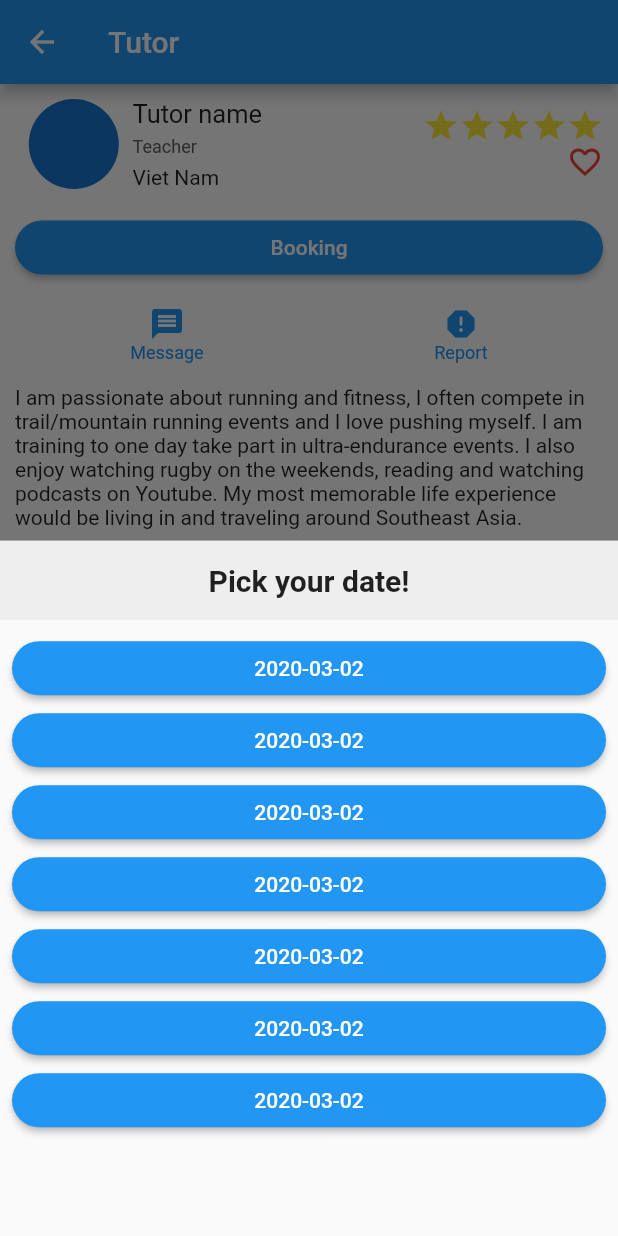
After one commit to DuytheTeacher/advanced-mobile-development, a Flutter app: the TutorDetail screen opened by its route, after a tap on "Booking", on a phone screen of 412 x 824 dp. The commit adds this screen. Run offline on Flutter 3.47's test engine with Material 2 defaults, Android fonts, the phone set to English and light mode, and no system bars; network calls fail.

Commit message:
Duy | Mockup UI of Tutor Detail

```diff
--- a/lib/main.dart
+++ b/lib/main.dart
@@ -2,6 +2,7 @@ import 'package:advanced_mobile_dev/widgets/screens/authentication/forgot-passwo
 import 'package:advanced_mobile_dev/widgets/screens/authentication/login.dart';
 import 'package:advanced_mobile_dev/widgets/screens/authentication/register.dart';
 import 'package:advanced_mobile_dev/widgets/screens/tabs/tab-bar.dart';
+import 'package:advanced_mobile_dev/widgets/screens/tutors/tutor-detail.dart';
 
 import 'package:flutter/material.dart';
 
@@ -26,6 +27,8 @@ class MyApp extends StatelessWidget {
             const Register(title: 'Register'),
         '/forgot-password': (BuildContext context) =>
             const ForgotPassword(title: 'Forgot Password'),
+        '/tutor-detail': (BuildContext context) =>
+            const TutorDetail(title: 'Tutor')
       },
       home: const MyHomePage(title: 'LetTutor'),
     );
--- a/lib/widgets/common/tutor-card.dart
+++ b/lib/widgets/common/tutor-card.dart
@@ -61,11 +61,18 @@ class _TutorCardState extends State<TutorCard> {
       padding: const EdgeInsets.only(bottom: 10),
       child: Row(
         children: <Widget>[
-          const Expanded(
+          Expanded(
               flex: 1,
               child: CircleAvatar(
-                backgroundImage: NetworkImage(
-                    'https://api.app.lettutor.com/avatar/4d54d3d7-d2a9-42e5-97a2-5ed38af5789aavatar1627913015850.00'),
+                child: ClipOval(
+                  child: Image.network(
+                    'https://api.app.lettutor.com/avatar/4d54d3d7-d2a9-42e5-97a2-5ed38af5789aavatar1627913015850.00',
+                    width: 45,
+                    height: 45,
+                    fit: BoxFit.cover,
+                  ),
+                ),
+                radius: 30,
               )),
           Expanded(
             flex: 6,
@@ -107,12 +114,17 @@ class _TutorCardState extends State<TutorCard> {
 
   @override
   Widget build(BuildContext context) {
-    return Card(
-      elevation: 5,
-      child: Padding(
-        padding: const EdgeInsets.all(10),
-        child: Column(
-          children: [_tutorInfo(), _tutorDescription()],
+    return GestureDetector(
+      onTap: () {
+        Navigator.pushNamed(context, '/tutor-detail');
+      },
+      child: Card(
+        elevation: 5,
+        child: Padding(
+          padding: const EdgeInsets.all(10),
+          child: Column(
+            children: [_tutorInfo(), _tutorDescription()],
+          ),
         ),
       ),
     );
--- a/lib/widgets/screens/tabs/tutor-list.dart
+++ b/lib/widgets/screens/tabs/tutor-list.dart
@@ -68,7 +68,7 @@ class _TurtorListState extends State<TurtorList> {
     return SizedBox(
       height: 483.4,
       child: ListView.separated(
-        padding: const EdgeInsets.all(8),
+        padding: const EdgeInsets.symmetric(vertical: 8),
         itemCount: 3,
         itemBuilder: (BuildContext context, int index) {
           return const Center(child: TutorCard());
--- /dev/null
+++ b/lib/widgets/screens/tutors/tutor-detail.dart
@@ -0,0 +1,488 @@
+import 'package:flutter/material.dart';
+
+class TutorDetail extends StatefulWidget {
+  const TutorDetail({Key? key, required this.title}) : super(key: key);
+
+  final String title;
+
+  @override
+  _TutorDetailState createState() => _TutorDetailState();
+}
+
+class _TutorDetailState extends State<TutorDetail> {
+  List<String> languagesList = ['English', 'Vietnamese'];
+  List<String> specialitiesList = [
+    'English of business',
+    'Conversational',
+    'English for kids',
+    'IELTS',
+    'TOEIC'
+  ];
+  String interest =
+      'I loved the weather, the scenery and the laid-back lifestyle of the locals.';
+  String experience =
+      'I have more than 10 years of teaching english experience';
+
+  _generateStars(double iconSize) {
+    return Row(
+      mainAxisAlignment: MainAxisAlignment.end,
+      children: [
+        Icon(
+          Icons.star,
+          color: Colors.yellow,
+          size: iconSize,
+        ),
+        Icon(
+          Icons.star,
+          color: Colors.yellow,
+          size: iconSize,
+        ),
+        Icon(
+          Icons.star,
+          color: Colors.yellow,
+          size: iconSize,
+        ),
+        Icon(
+          Icons.star,
+          color: Colors.yellow,
+          size: iconSize,
+        ),
+        Icon(
+          Icons.star,
+          color: Colors.yellow,
+          size: iconSize,
+        ),
+      ],
+    );
+  }
+
+  _tutorInfo() {
+    return Row(
+      children: <Widget>[
+        Expanded(
+            flex: 2,
+            child: CircleAvatar(
+              child: ClipOval(
+                child: Image.network(
+                  'https://api.app.lettutor.com/avatar/4d54d3d7-d2a9-42e5-97a2-5ed38af5789aavatar1627913015850.00',
+                  width: 60,
+                  height: 60,
+                  fit: BoxFit.cover,
+                ),
+              ),
+              radius: 30,
+            )),
+        Expanded(
+            flex: 4,
+            child: Column(
+              mainAxisAlignment: MainAxisAlignment.center,
+              crossAxisAlignment: CrossAxisAlignment.start,
+              children: const <Widget>[
+                Text(
+                  'Tutor name',
+                  style: TextStyle(fontSize: 17),
+                ),
+                Padding(
+                  padding: EdgeInsets.symmetric(vertical: 5),
+                  child: Text(
+                    'Teacher',
+                    style: TextStyle(fontSize: 12, color: Color(0xFF616161)),
+                  ),
+                ),
+                Text('Viet Nam')
+              ],
+            )),
+        Expanded(
+            flex: 4,
+            child: Column(
+              crossAxisAlignment: CrossAxisAlignment.end,
+              mainAxisAlignment: MainAxisAlignment.spaceBetween,
+              children: <Widget>[
+                _generateStars(24),
+                const Icon(
+                  Icons.favorite_outline,
+                  color: Colors.red,
+                )
+              ],
+            ))
+      ],
+    );
+  }
+
+  _actionsGroup() {
+    return Row(
+      mainAxisAlignment: MainAxisAlignment.spaceAround,
+      children: <Widget>[
+        Column(
+          mainAxisAlignment: MainAxisAlignment.center,
+          crossAxisAlignment: CrossAxisAlignment.center,
+          children: [
+            Icon(
+              Icons.message,
+              color: Theme.of(context).primaryColor,
+            ),
+            Text(
+              'Message',
+              style: TextStyle(
+                  fontSize: 12, color: Theme.of(context).primaryColor),
+            ),
+          ],
+        ),
+        Column(
+          mainAxisAlignment: MainAxisAlignment.center,
+          crossAxisAlignment: CrossAxisAlignment.center,
+          children: [
+            Icon(
+              Icons.report,
+              color: Theme.of(context).primaryColor,
+            ),
+            Text(
+              'Report',
+              style: TextStyle(
+                  fontSize: 12, color: Theme.of(context).primaryColor),
+            ),
+          ],
+        )
+      ],
+    );
+  }
+
+  _tutorDescription() {
+    return const Padding(
+      padding: EdgeInsets.symmetric(vertical: 15),
+      child: Text(
+          'I am passionate about running and fitness, I often compete in trail/mountain running events and I love pushing myself. I am training to one day take part in ultra-endurance events. I also enjoy watching rugby on the weekends, reading and watching podcasts on Youtube. My most memorable life experience would be living in and traveling around Southeast Asia.'),
+    );
+  }
+
+  _chipsSectionGenerator(String section, List<String> chips) {
+    return Padding(
+      padding: const EdgeInsets.only(bottom: 15),
+      child: SizedBox(
+        width: double.infinity,
+        child: Column(
+          crossAxisAlignment: CrossAxisAlignment.start,
+          children: [
+            Text(
+              section,
+              style: TextStyle(
+                  color: Theme.of(context).primaryColor, fontSize: 16),
+            ),
+            Wrap(
+              spacing: 10,
+              runSpacing: -10,
+              children: List.generate(
+                  chips.length,
+                  (index) => Chip(
+                      backgroundColor: Theme.of(context).primaryColorLight,
+                      label: Text(
+                        chips[index],
+                        style: TextStyle(
+                            fontSize: 10,
+                            color: Theme.of(context).primaryColor),
+                      ))),
+            )
+          ],
+        ),
+      ),
+    );
+  }
+
+  _textSectionGenerator(String section, String description) {
+    return Padding(
+      padding: const EdgeInsets.only(bottom: 25),
+      child: SizedBox(
+        width: double.infinity,
+        child: Column(
+          crossAxisAlignment: CrossAxisAlignment.start,
+          children: [
+            Text(
+              section,
+              style: TextStyle(
+                  color: Theme.of(context).primaryColor, fontSize: 16),
+            ),
+            Padding(
+              padding: const EdgeInsets.only(top: 5),
+              child: Text(
+                description,
+              ),
+            )
+          ],
+        ),
+      ),
+    );
+  }
+
+  _commentCard() {
+    return Card(
+      elevation: 5,
+      child: Padding(
+        padding: const EdgeInsets.all(8.0),
+        child: Row(
+          children: <Widget>[
+            Expanded(
+                flex: 1,
+                child: CircleAvatar(
+                  child: ClipOval(
+                    child: Image.network(
+                      'https://api.app.lettutor.com/avatar/4d54d3d7-d2a9-42e5-97a2-5ed38af5789aavatar1627913015850.00',
+                      width: 35,
+                      height: 35,
+                      fit: BoxFit.cover,
+                    ),
+                  ),
+                  radius: 30,
+                )),
+            Expanded(
+                flex: 9,
+                child: Padding(
+                  padding: const EdgeInsets.only(left: 8.0),
+                  child: Column(
+                    mainAxisAlignment: MainAxisAlignment.center,
+                    crossAxisAlignment: CrossAxisAlignment.start,
+                    children: <Widget>[
+                      Row(
+                        mainAxisAlignment: MainAxisAlignment.spaceBetween,
+                        children: <Widget>[
+                          const Text(
+                            'Student name',
+                            style: TextStyle(fontSize: 15),
+                          ),
+                          _generateStars(18),
+                        ],
+                      ),
+                      const Padding(
+                        padding: EdgeInsets.symmetric(vertical: 5),
+                        child: Text(
+                          'He is the best teacher that I\'ve been ever leant! Thank you for all of your helpful, interesting, meaningful lessons. I wish you all the best on your career path.',
+                          overflow: TextOverflow.ellipsis,
+                          maxLines: 3,
+                          style:
+                              TextStyle(fontSize: 12, color: Color(0xFF616161)),
+                        ),
+                      ),
+                      SizedBox(
+                        width: double.infinity,
+                        child: Column(
+                          crossAxisAlignment: CrossAxisAlignment.end,
+                          children: const [
+                            Text(
+                              '20:20:20. 20/02/2022',
+                              style: TextStyle(
+                                  fontSize: 10,
+                                  fontWeight: FontWeight.w600,
+                                  color: Colors.grey),
+                            ),
+                          ],
+                        ),
+                      ),
+                    ],
+                  ),
+                )),
+          ],
+        ),
+      ),
+    );
+  }
+
+  _listCommentsGenerator() {
+    return Column(
+      children: List.generate(5, (index) => _commentCard()),
+    );
+  }
+
+  _commentSectionGenerator() {
+    return Column(
+      crossAxisAlignment: CrossAxisAlignment.start,
+      children: [
+        Padding(
+          padding: const EdgeInsets.only(bottom: 10),
+          child: Text(
+            'Rating and comments (5)',
+            style:
+                TextStyle(color: Theme.of(context).primaryColor, fontSize: 16),
+          ),
+        ),
+        _listCommentsGenerator()
+      ],
+    );
+  }
+
+  _listDateBooking(BuildContext ctx) {
+    return SizedBox(
+      width: double.infinity,
+      child: Padding(
+        padding: const EdgeInsets.all(8.0),
+        child: Column(
+          children: List.generate(
+              7,
+              (index) => SizedBox(
+                    width: double.infinity,
+                    child: ElevatedButton(
+                        style: ElevatedButton.styleFrom(
+                            shape: RoundedRectangleBorder(
+                                borderRadius: BorderRadius.circular(50))),
+                        onPressed: () {
+                          _showTimeBookingModal(ctx);
+                        },
+                        child: const Text('2020-03-02')),
+                  )),
+        ),
+      ),
+    );
+  }
+
+  _listTimeBooking() {
+    // return Expanded(
+    //   child: GridView.count(
+    //     primary: false,
+    //     padding: const EdgeInsets.all(8),
+    //     crossAxisSpacing: 10,
+    //     mainAxisSpacing: 10,
+    //     crossAxisCount: 2,
+    //     children: List.generate(
+    //       4,
+    //       (index) => SizedBox(
+    //         width: double.infinity,
+    //         height: 50,
+    //         child: ElevatedButton(
+    //             style: ElevatedButton.styleFrom(
+    //                 shape: RoundedRectangleBorder(
+    //                     borderRadius: BorderRadius.circular(50))),
+    //             onPressed: () {},
+    //             child: const Text('2020-03-02')),
+    //       ),
+    //     ),
+    //   ),
+    // );
+    return Expanded(
+      child: GridView.builder(
+        gridDelegate: const SliverGridDelegateWithMaxCrossAxisExtent(
+          maxCrossAxisExtent: 200,
+          mainAxisExtent: 50,
+        ),
+        padding: const EdgeInsets.all(8),
+        itemCount: 6,
+        itemBuilder: (context, index) => ElevatedButton(
+            style: ElevatedButton.styleFrom(
+                shape: RoundedRectangleBorder(
+                    borderRadius: BorderRadius.circular(50))),
+            onPressed: () {},
+            child: const Text('2020-03-02')),
+      ),
+    );
+  }
+
+  _dateBooking(BuildContext ctx) {
+    return Column(
+      children: <Widget>[
+        Container(
+          width: double.infinity,
+          decoration: BoxDecoration(color: Colors.grey[200]),
+          child: const Center(
+            child: Padding(
+              padding: EdgeInsets.symmetric(vertical: 15),
+              child: Text(
+                'Pick your date!',
+                style: TextStyle(fontSize: 20, fontWeight: FontWeight.bold),
+              ),
+            ),
+          ),
+        ),
+        _listDateBooking(ctx)
+      ],
+    );
+  }
+
+  _timeBooking() {
+    return Column(
+      children: <Widget>[
+        Container(
+          width: double.infinity,
+          decoration: BoxDecoration(color: Colors.grey[200]),
+          child: const Center(
+            child: Padding(
+              padding: EdgeInsets.symmetric(vertical: 15),
+              child: Text(
+                'Pick your time!',
+                style: TextStyle(fontSize: 20, fontWeight: FontWeight.bold),
+              ),
+            ),
+          ),
+        ),
+        _listTimeBooking()
+      ],
+    );
+  }
+
+  _showDateBookingModal(BuildContext ctx) {
+    return showModalBottomSheet(
+        context: ctx,
+        builder: (_) {
+          return GestureDetector(
+            child: SizedBox(
+              width: double.infinity,
+              child: _dateBooking(ctx),
+            ),
+            onTap: () {},
+            behavior: HitTestBehavior.opaque,
+          );
+        });
+  }
+
+  _showTimeBookingModal(BuildContext ctx) {
+    return showModalBottomSheet(
+        context: ctx,
+        builder: (_) {
+          return GestureDetector(
+            child: SizedBox(
+              width: double.infinity,
+              child: _timeBooking(),
+            ),
+            onTap: () {},
+            behavior: HitTestBehavior.opaque,
+          );
+        });
+  }
+
+  @override
+  Widget build(BuildContext context) {
+    return Scaffold(
+      appBar: AppBar(title: Text(widget.title)),
+      body: SingleChildScrollView(
+        child: Padding(
+          padding: const EdgeInsets.all(10),
+          child: SizedBox(
+            width: double.infinity,
+            child: Column(children: <Widget>[
+              _tutorInfo(),
+              Padding(
+                padding: const EdgeInsets.symmetric(vertical: 15),
+                child: SizedBox(
+                  width: double.infinity,
+                  child: ElevatedButton(
+                    onPressed: () {
+                      _showDateBookingModal(context);
+                    },
+                    child: const Text('Booking'),
+                    style: ElevatedButton.styleFrom(
+                        shape: RoundedRectangleBorder(
+                            borderRadius: BorderRadius.circular(50))),
+                  ),
+                ),
+              ),
+              _actionsGroup(),
+              _tutorDescription(),
+              _chipsSectionGenerator('Languages', languagesList),
+              _chipsSectionGenerator('Specialities', specialitiesList),
+              _textSectionGenerator('Interest', interest),
+              _textSectionGenerator('Teaching Experience', experience),
+              _commentSectionGenerator()
+            ]),
+          ),
+        ),
+      ),
+      resizeToAvoidBottomInset: false,
+    );
+  }
+}
```
